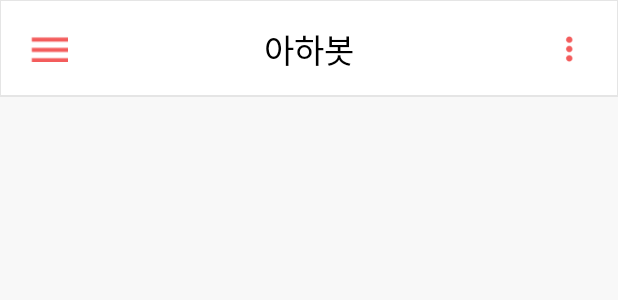
After one commit to ccomangi2/A-ha-Android, an Android app: the layout activity_aha.xml on its own in the app's theme, with its tools: preview values and no code run, on a phone screen of 412 x 824 dp. The commit adds this screen. Shown: the top 300 px of the screen. Run offline under Robolectric (Android 15) with nearby library versions, the phone set to English and light mode, and no system bars.

Commit message:
아하 채팅 화면 생성

```diff
--- /dev/null
+++ b/app/src/main/java/com/example/a_ha_main/AhaActivity.kt
@@ -0,0 +1,11 @@
+package com.example.a_ha_main
+
+import android.os.Bundle
+import androidx.appcompat.app.AppCompatActivity
+
+class AhaActivity : AppCompatActivity() {
+    override fun onCreate(savedInstanceState: Bundle?) {
+        super.onCreate(savedInstanceState)
+        setContentView(R.layout.activity_aha)
+    }
+}
--- a/app/src/main/java/com/example/a_ha_main/MainActivity.kt
+++ b/app/src/main/java/com/example/a_ha_main/MainActivity.kt
@@ -48,7 +48,7 @@ class MainActivity : AppCompatActivity() {
             startActivity(nextIntent)
         }
         chat_Button.setOnClickListener() {
-            val nextIntent = Intent(this, JoinActivity::class.java) // 수정 필요
+            val nextIntent = Intent(this, AhaActivity::class.java)
             startActivity(nextIntent)
         }
         mypage_Button.setOnClickListener() {
--- a/app/src/main/java/com/example/a_ha_main/MypageActivity.kt
+++ b/app/src/main/java/com/example/a_ha_main/MypageActivity.kt
@@ -48,7 +48,7 @@ class MypageActivity : AppCompatActivity() {
             startActivity(nextIntent)
         }
         chat_Button.setOnClickListener() {
-            val nextIntent = Intent(this, JoinActivity::class.java) // 수정 필요
+            val nextIntent = Intent(this, AhaActivity::class.java)
             startActivity(nextIntent)
         }
         mypage_Button.setOnClickListener() {
--- /dev/null
+++ b/app/src/main/res/layout/activity_aha.xml
@@ -0,0 +1,56 @@
+<?xml version="1.0" encoding="utf-8"?>
+<RelativeLayout xmlns:android="http://schemas.android.com/apk/res/android"
+    xmlns:app="http://schemas.android.com/apk/res-auto"
+    xmlns:tools="http://schemas.android.com/tools"
+    android:layout_width="match_parent"
+    android:layout_height="match_parent"
+    android:background="#F8F8F8"
+    tools:context=".MainActivity">
+
+
+    <TextView
+        android:id="@+id/textView4"
+        android:layout_width="100dp"
+        android:layout_height="65dp"
+        android:layout_alignParentStart="true"
+        android:layout_alignParentLeft="true"
+        android:layout_alignParentTop="true"
+        android:layout_alignParentEnd="true"
+        android:layout_alignParentRight="true"
+        android:gravity="center|center_horizontal"
+        android:textSize="22sp"
+        android:fontFamily="@font/regular"
+        android:background="@drawable/toolbar_custom"
+        android:text="아하봇"
+        android:textColor="#000000" />
+
+    <ImageButton
+        android:id="@+id/menu_btn"
+        android:layout_width="25dp"
+        android:layout_height="wrap_content"
+        android:layout_alignBottom="@+id/textView4"
+        android:layout_alignParentStart="true"
+        android:layout_alignParentLeft="true"
+        android:layout_alignParentTop="true"
+        android:layout_marginLeft="20dp"
+        android:adjustViewBounds="true"
+        android:background="@android:color/transparent"
+        android:scaleType="fitCenter"
+        app:srcCompat="@drawable/button_drawer" />
+
+    <ImageButton
+        android:id="@+id/list_btn"
+        android:layout_width="25dp"
+        android:layout_height="wrap_content"
+        android:layout_alignBottom="@+id/textView4"
+        android:layout_alignParentTop="true"
+        android:layout_alignParentEnd="true"
+        android:layout_alignParentRight="true"
+        android:layout_marginEnd="20dp"
+        android:layout_marginRight="20dp"
+        android:adjustViewBounds="true"
+        android:background="@android:color/transparent"
+        android:scaleType="fitCenter"
+        app:srcCompat="@drawable/list_btn" />
+
+</RelativeLayout>
```
